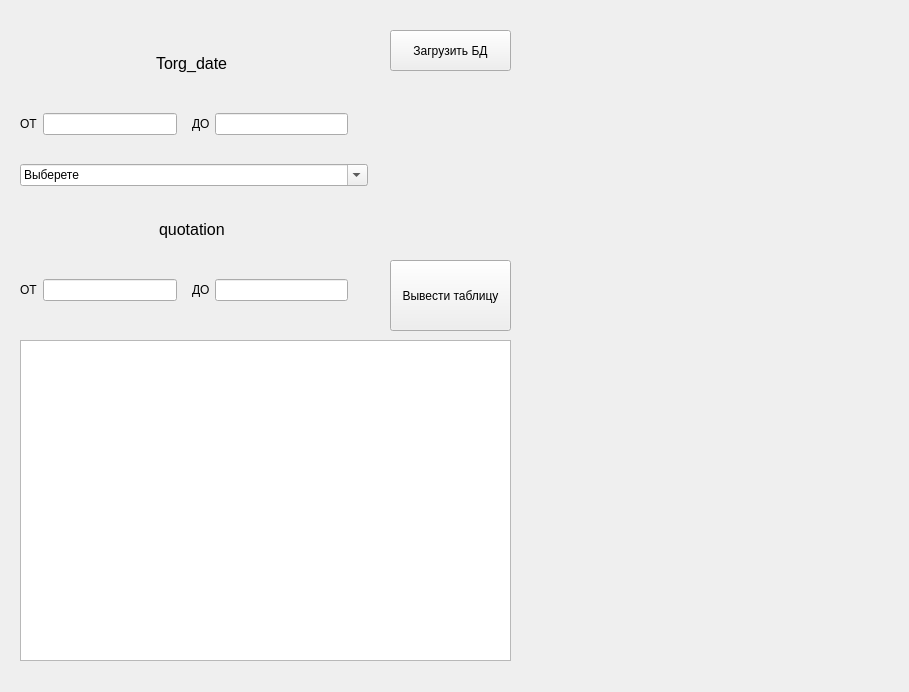
Old version of the form first/FormApp.ui in the repository MedvedevIgS/Lab_SUBD.
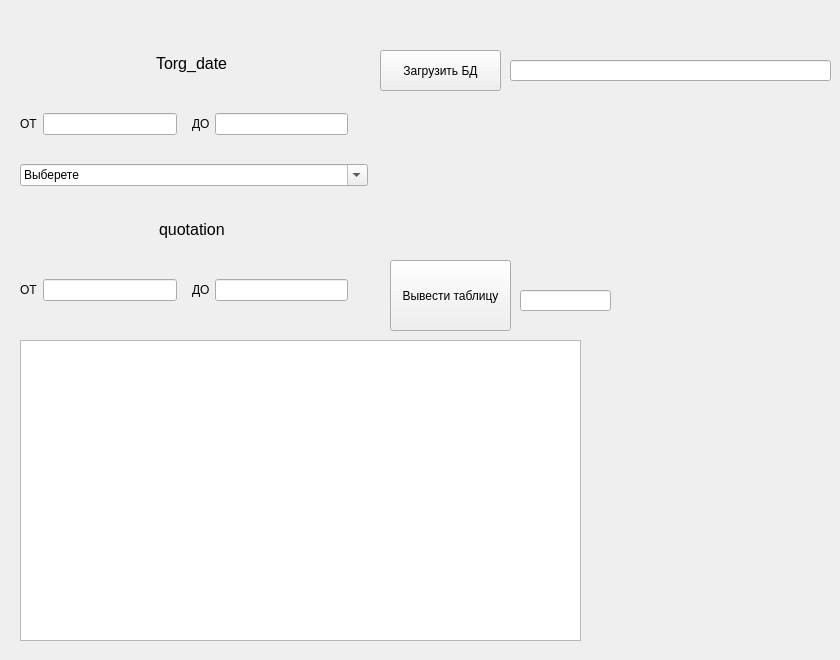
New version of the form.

Commit message: Введение отладочных строк и небольшие изменения в расположении виджетов

What changed in the file:
```diff
--- a/first/FormApp.ui
+++ b/first/FormApp.ui
@@ -6,10 +6,16 @@
    <rect>
     <x>0</x>
     <y>0</y>
-    <width>909</width>
-    <height>692</height>
+    <width>840</width>
+    <height>660</height>
    </rect>
   </property>
+  <property name="sizePolicy">
+   <sizepolicy hsizetype="Minimum" vsizetype="Minimum">
+    <horstretch>255</horstretch>
+    <verstretch>255</verstretch>
+   </sizepolicy>
+  </property>
   <property name="windowTitle">
    <string>MainWindow</string>
   </property>
@@ -302,10 +308,16 @@
      <rect>
       <x>20</x>
       <y>340</y>
-      <width>491</width>
-      <height>321</height>
+      <width>561</width>
+      <height>301</height>
      </rect>
     </property>
+    <property name="sizePolicy">
+     <sizepolicy hsizetype="Minimum" vsizetype="Minimum">
+      <horstretch>0</horstretch>
+      <verstretch>0</verstretch>
+     </sizepolicy>
+    </property>
    </widget>
    <widget class="QPushButton" name="OutButTable">
     <property name="geometry">
@@ -323,8 +335,8 @@
    <widget class="QPushButton" name="loadButDB">
     <property name="geometry">
      <rect>
-      <x>390</x>
-      <y>30</y>
+      <x>380</x>
+      <y>50</y>
       <width>121</width>
       <height>41</height>
      </rect>
@@ -333,6 +345,26 @@
      <string>Загрузить БД</string>
     </property>
    </widget>
+   <widget class="QLineEdit" name="loadButDB_1">
+    <property name="geometry">
+     <rect>
+      <x>510</x>
+      <y>60</y>
+      <width>321</width>
+      <height>21</height>
+     </rect>
+    </property>
+   </widget>
+   <widget class="QLineEdit" name="OutButTable_1">
+    <property name="geometry">
+     <rect>
+      <x>520</x>
+      <y>290</y>
+      <width>91</width>
+      <height>21</height>
+     </rect>
+    </property>
+   </widget>
   </widget>
   <action name="action">
    <property name="text">
```
